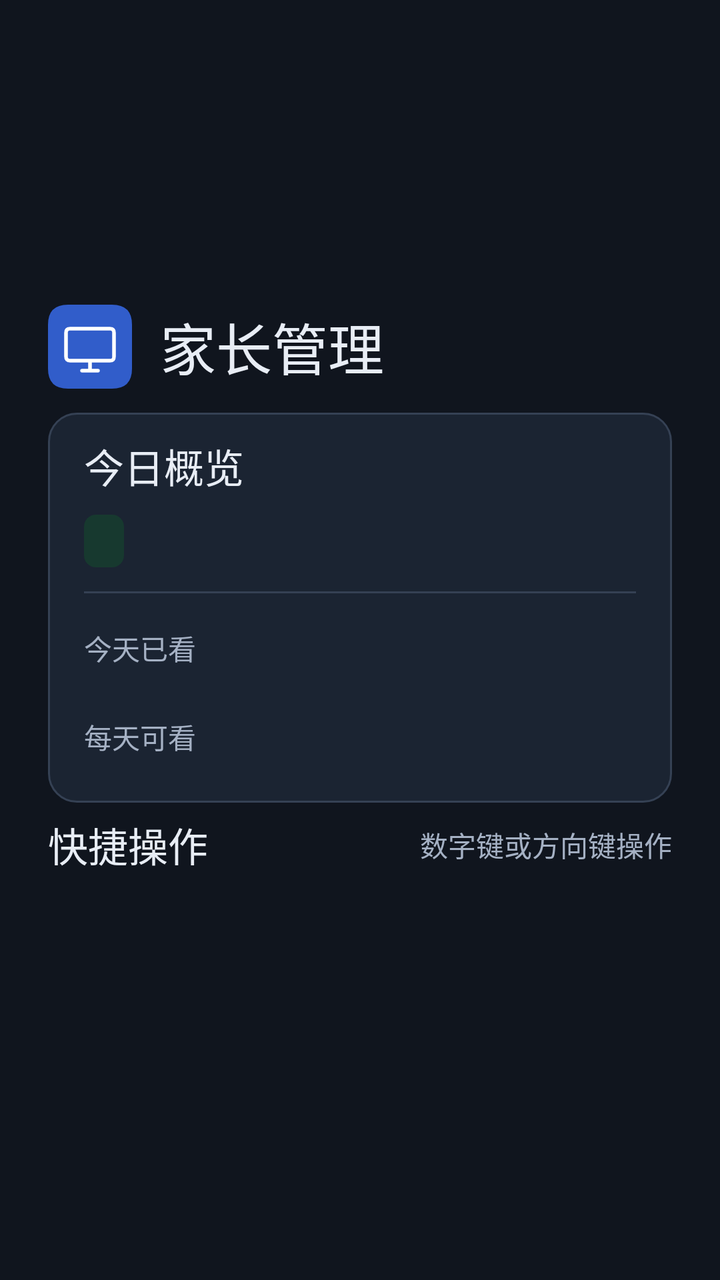
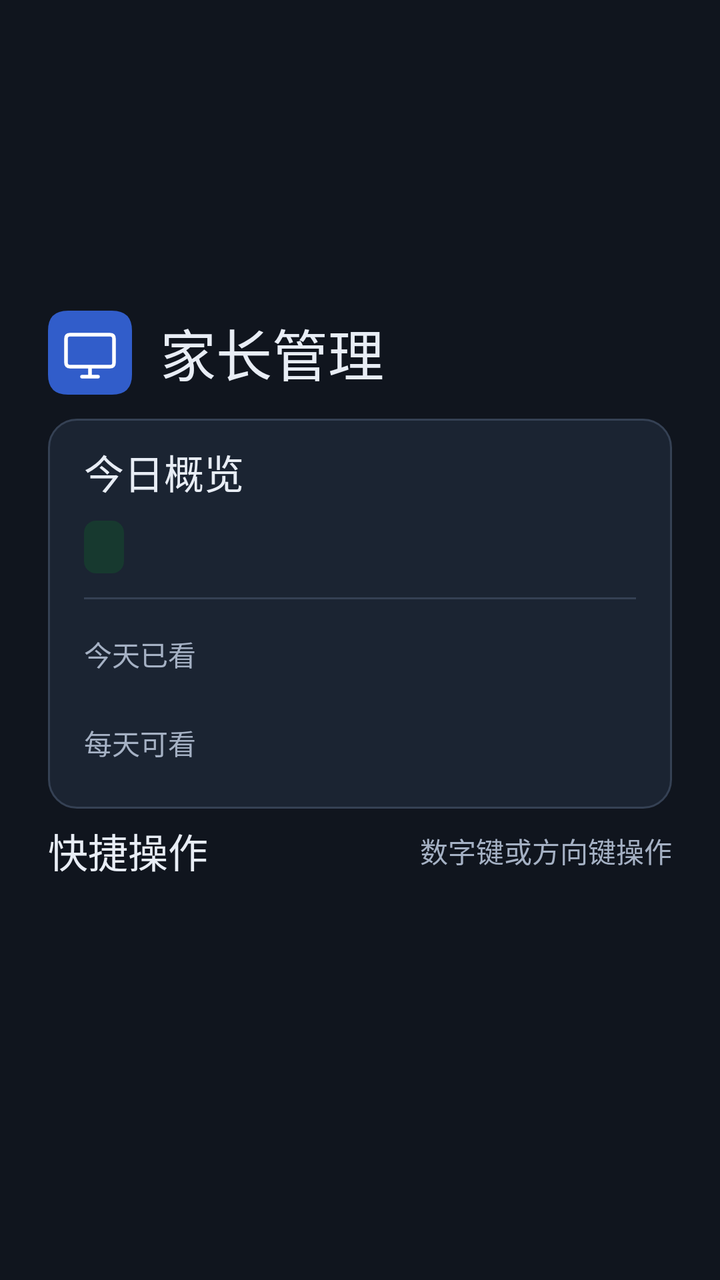

Two renders of the same Android screen: before a commit and after it. Below are the layout's source before the change and the commit's diff.
<!-- AndroidManifest.xml: activity theme Theme.TvGuard.Console -->
<!-- res/layout/activity_main.xml -->
<?xml version="1.0" encoding="utf-8"?>
<FrameLayout xmlns:android="http://schemas.android.com/apk/res/android"
    android:layout_width="match_parent"
    android:layout_height="match_parent"
    android:background="@color/panel_canvas"
    android:paddingStart="24dp"
    android:paddingTop="20dp"
    android:paddingEnd="24dp"
    android:paddingBottom="24dp">

    <ScrollView
        android:id="@+id/main_scroll"
        android:layout_width="match_parent"
        android:layout_height="wrap_content"
        android:layout_gravity="center"
        android:clipToPadding="false"
        android:descendantFocusability="afterDescendants"
        android:fillViewport="false"
        android:focusable="false"
        android:scrollbarStyle="outsideOverlay">

        <LinearLayout
            android:id="@+id/main_panel"
            android:layout_width="match_parent"
            android:layout_height="wrap_content"
            android:orientation="vertical">

            <LinearLayout
                android:id="@+id/panel_columns"
                android:layout_width="match_parent"
                android:layout_height="wrap_content"
                android:baselineAligned="false"
                android:orientation="vertical">

                <LinearLayout
                    android:id="@+id/status_column"
                    android:layout_width="match_parent"
                    android:layout_height="wrap_content"
                    android:orientation="vertical">

                    <LinearLayout
                        android:layout_width="match_parent"
                        android:layout_height="42dp"
                        android:gravity="center_vertical"
                        android:orientation="horizontal">

                        <ImageView
                            android:layout_width="42dp"
                            android:layout_height="42dp"
                            android:importantForAccessibility="no"
                            android:src="@drawable/parent_tv_icon" />

                        <TextView
                            android:id="@+id/panel_title"
                            style="@style/PanelText.Title"
                            android:layout_width="0dp"
                            android:layout_height="wrap_content"
                            android:layout_marginStart="14dp"
                            android:layout_weight="1"
                            android:text="家长管理" />
                    </LinearLayout>

                    <LinearLayout
                        android:id="@+id/status_card"
                        android:layout_width="match_parent"
                        android:layout_height="wrap_content"
                        android:layout_marginTop="12dp"
                        android:background="@drawable/parent_card_bg"
                        android:orientation="vertical"
                        android:paddingStart="18dp"
                        android:paddingTop="12dp"
                        android:paddingEnd="18dp"
                        android:paddingBottom="18dp">

                        <TextView
                            android:id="@+id/status_heading"
                            style="@style/PanelText.Heading"
                            android:layout_width="match_parent"
                            android:layout_height="wrap_content"
                            android:text="今日概览" />

                        <TextView
                            android:id="@+id/status_text"
                            style="@style/PanelText.Caption"
                            android:layout_width="wrap_content"
                            android:layout_height="wrap_content"
                            android:layout_marginTop="10dp"
                            android:background="@drawable/parent_status_bg"
                            android:paddingStart="10dp"
                            android:paddingTop="5dp"
                            android:paddingEnd="10dp"
                            android:paddingBottom="5dp"
                            android:textColor="@color/panel_green" />

                        <TextView
                            android:id="@+id/today_override"
                            style="@style/PanelText.Caption"
                            android:layout_width="match_parent"
                            android:layout_height="wrap_content"
                            android:layout_marginTop="10dp"
                            android:text="今天不限时"
                            android:textColor="@color/panel_amber"
                            android:visibility="gone" />

                        <View
                            android:layout_width="match_parent"
                            android:layout_height="1dp"
                            android:layout_marginTop="12dp"
                            android:layout_marginBottom="12dp"
                            android:background="@color/panel_line" />

                        <LinearLayout
                            android:layout_width="match_parent"
                            android:layout_height="wrap_content"
                            android:gravity="center_vertical"
                            android:orientation="horizontal">

                            <TextView
                                style="@style/PanelText.Caption"
                                android:layout_width="0dp"
                                android:layout_height="wrap_content"
                                android:layout_weight="1"
                                android:text="今天已看" />

                            <TextView
                                android:id="@+id/used_time_value"
                                style="@style/PanelText.Value"
                                android:layout_width="wrap_content"
                                android:layout_height="wrap_content" />
                        </LinearLayout>

                        <LinearLayout
                            android:layout_width="match_parent"
                            android:layout_height="wrap_content"
                            android:layout_marginTop="14dp"
                            android:gravity="center_vertical"
                            android:orientation="horizontal">

                            <TextView
                                style="@style/PanelText.Caption"
                                android:layout_width="0dp"
                                android:layout_height="wrap_content"
                                android:layout_weight="1"
                                android:text="每天可看" />

                            <TextView
                                android:id="@+id/daily_limit_value"
                                style="@style/PanelText.Value"
                                android:layout_width="wrap_content"
                                android:layout_height="wrap_content" />
                        </LinearLayout>

                        <TextView
                            android:id="@+id/bonus_summary"
                            style="@style/PanelText.Caption"
                            android:layout_width="match_parent"
                            android:layout_height="wrap_content"
                            android:layout_marginTop="12dp"
                            android:textColor="@color/panel_blue_text"
                            android:visibility="gone" />
                    </LinearLayout>

                    <TextView
                        android:id="@+id/update_text"
                        style="@style/PanelText.Caption"
                        android:layout_width="match_parent"
                        android:layout_height="wrap_content"
                        android:layout_marginTop="12dp"
                        android:lineSpacingExtra="3dp"
                        android:textColor="@color/panel_blue_text"
                        android:visibility="gone" />

                    <TextView
                        android:id="@+id/warn_text"
                        style="@style/PanelText.Caption"
                        android:layout_width="match_parent"
                        android:layout_height="wrap_content"
                        android:layout_marginTop="12dp"
                        android:background="@drawable/parent_notice_bg"
                        android:lineSpacingExtra="3dp"
                        android:padding="12dp"
                        android:textColor="@color/panel_amber"
                        android:visibility="gone" />
                </LinearLayout>

                <LinearLayout
                    android:id="@+id/menu_column"
                    android:layout_width="match_parent"
                    android:layout_height="wrap_content"
                    android:orientation="vertical">

                    <LinearLayout
                        android:layout_width="match_parent"
                        android:layout_height="42dp"
                        android:gravity="center_vertical"
                        android:orientation="horizontal">

                        <TextView
                            android:id="@+id/menu_heading"
                            style="@style/PanelText.Heading"
                            android:layout_width="wrap_content"
                            android:layout_height="wrap_content"
                            android:text="快捷操作" />

                        <TextView
                            android:id="@+id/menu_hint"
                            style="@style/PanelText.Caption"
                            android:layout_width="0dp"
                            android:layout_height="wrap_content"
                            android:layout_marginStart="12dp"
                            android:layout_weight="1"
                            android:gravity="end"
                            android:text="数字键或方向键操作" />
                    </LinearLayout>

                    <LinearLayout
                        android:id="@+id/menu_actions"
                        android:layout_width="match_parent"
                        android:layout_height="wrap_content"
                        android:layout_marginTop="12dp"
                        android:baselineAligned="false"
                        android:descendantFocusability="afterDescendants"
                        android:orientation="vertical" />
                </LinearLayout>
            </LinearLayout>

            <TextView
                android:id="@+id/version_text"
                style="@style/PanelText.Caption"
                android:layout_width="match_parent"
                android:layout_height="wrap_content"
                android:layout_marginTop="12dp" />
        </LinearLayout>
    </ScrollView>
</FrameLayout>
<!-- resources referenced by this layout -->
<resources>
  <color name="panel_amber">#F3C478</color>
  <color name="panel_blue_text">#9AB9FF</color>
  <color name="panel_canvas">#10151E</color>
  <color name="panel_green">#90D9B3</color>
  <color name="panel_line">#354154</color>
  <!-- drawable parent_card_bg (drawable) -->
  <?xml version="1.0" encoding="utf-8"?>
  <shape xmlns:android="http://schemas.android.com/apk/res/android">
      <solid android:color="@color/panel_surface" />
      <stroke android:width="1dp" android:color="@color/panel_line" />
      <corners android:radius="14dp" />
  </shape>
  <!-- drawable parent_notice_bg (drawable) -->
  <?xml version="1.0" encoding="utf-8"?>
  <shape xmlns:android="http://schemas.android.com/apk/res/android">
      <solid android:color="@color/panel_amber_soft" />
      <corners android:radius="10dp" />
  </shape>
  <!-- drawable parent_status_bg (drawable) -->
  <?xml version="1.0" encoding="utf-8"?>
  <shape xmlns:android="http://schemas.android.com/apk/res/android">
      <solid android:color="@color/panel_green_soft" />
      <corners android:radius="6dp" />
  </shape>
  <!-- drawable parent_tv_icon (drawable) -->
  <?xml version="1.0" encoding="utf-8"?>
  <layer-list xmlns:android="http://schemas.android.com/apk/res/android">
      <item>
          <shape>
              <size android:width="42dp" android:height="42dp" />
              <solid android:color="@color/panel_blue" />
              <corners android:radius="10dp" />
          </shape>
      </item>
      <item android:left="20dp" android:top="28dp" android:right="20dp" android:bottom="9dp">
          <shape>
              <solid android:color="#FFFFFF" />
          </shape>
      </item>
      <item android:left="16dp" android:top="32dp" android:right="16dp" android:bottom="8dp">
          <shape>
              <solid android:color="#FFFFFF" />
              <corners android:radius="1dp" />
          </shape>
      </item>
      <item android:left="8dp" android:top="11dp" android:right="8dp" android:bottom="13dp">
          <shape>
              <solid android:color="@color/panel_blue" />
              <stroke android:width="2dp" android:color="#FFFFFF" />
              <corners android:radius="3dp" />
          </shape>
      </item>
  </layer-list>
  <style name="PanelText.Caption">
          <item name="android:textColor">@color/panel_muted</item>
          <item name="android:textSize">14sp</item>
      </style>
  <style name="PanelText.Heading">
          <item name="android:fontFamily">sans-serif-medium</item>
          <item name="android:textSize">20sp</item>
      </style>
  <style name="PanelText.Title">
          <item name="android:fontFamily">sans-serif-medium</item>
          <item name="android:textSize">28sp</item>
      </style>
  <style name="PanelText.Value">
          <item name="android:fontFamily">sans-serif-medium</item>
          <item name="android:textSize">26sp</item>
      </style>
  <style name="Theme.TvGuard.Console" parent="@android:style/Theme.DeviceDefault.NoActionBar">
          <item name="android:windowBackground">@android:color/transparent</item>
          <item name="android:windowIsTranslucent">true</item>
          <item name="android:backgroundDimEnabled">false</item>
          <item name="android:windowNoTitle">true</item>
          <item name="android:windowContentOverlay">@null</item>
          <item name="android:windowAnimationStyle">@null</item>
      </style>
  <color name="panel_surface">#1B2432</color>
  <color name="panel_amber_soft">#332A1D</color>
  <color name="panel_green_soft">#17392F</color>
  <color name="panel_blue">#315DCA</color>
  <color name="panel_muted">#A5B1C4</color>
</resources>

<!-- the commit's change to res/layout/activity_main.xml (unified diff, before → after) -->
@@ -229,7 +229,7 @@
                 style="@style/PanelText.Caption"
                 android:layout_width="match_parent"
                 android:layout_height="wrap_content"
-                android:layout_marginTop="12dp" />
+                android:layout_marginTop="6dp" />
         </LinearLayout>
     </ScrollView>
 </FrameLayout>
